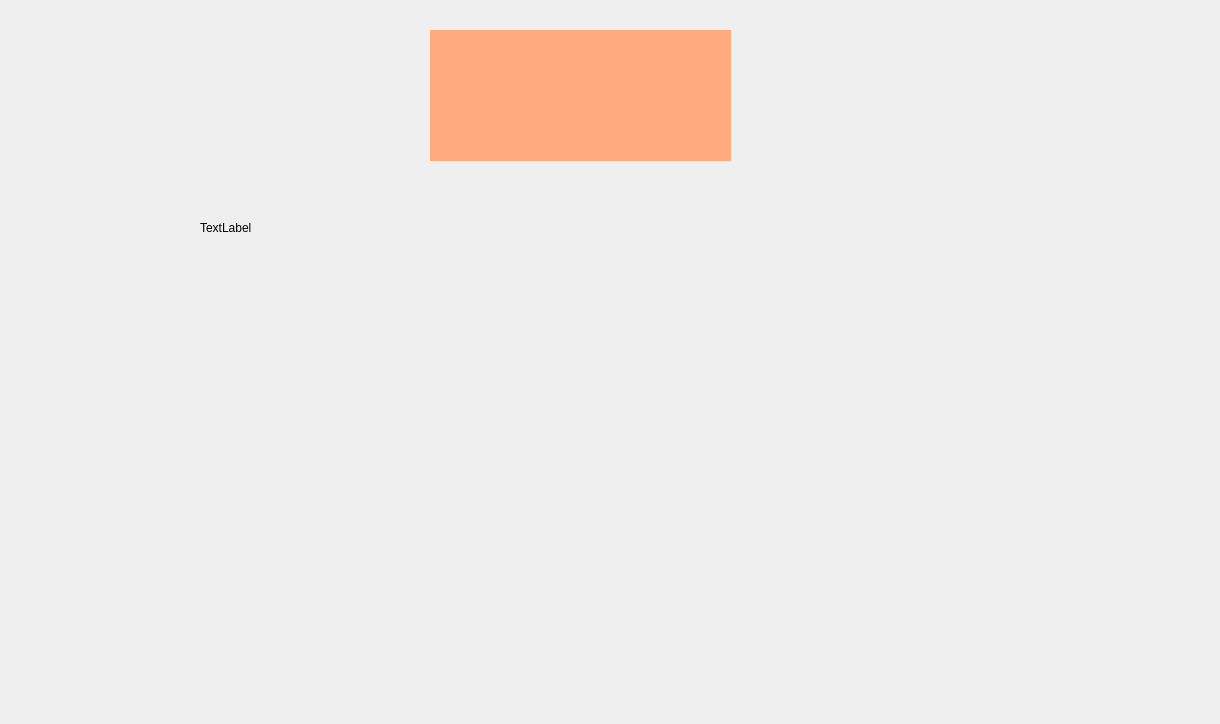
Old version of the form UI/token.ui in the repository SivagiriVisakan/the-business-game.
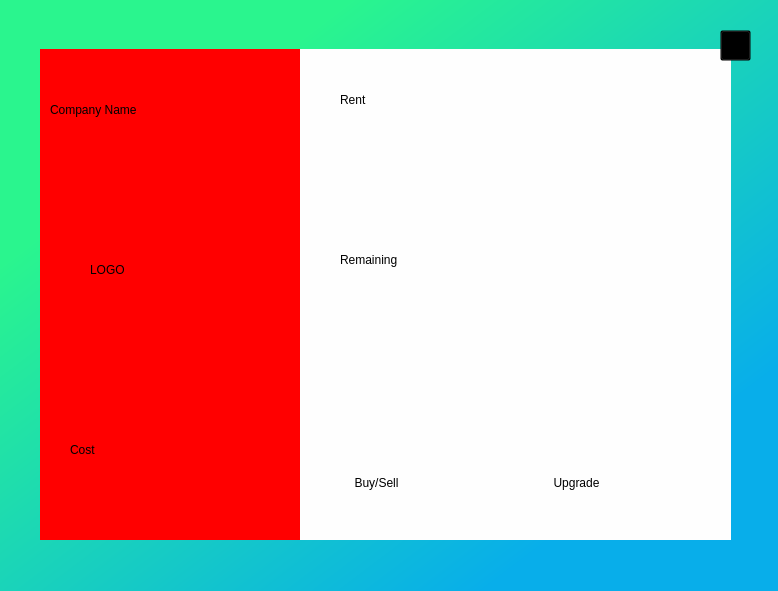
New version of the form. Icons and pictures are not drawn.

Diff of the .ui file:
```diff
--- a/UI/token.ui
+++ b/UI/token.ui
@@ -6,42 +6,183 @@
    <rect>
     <x>0</x>
     <y>0</y>
-    <width>1220</width>
-    <height>724</height>
+    <width>778</width>
+    <height>591</height>
    </rect>
   </property>
   <property name="windowTitle">
    <string>Dialog</string>
   </property>
-  <widget class="QLabel" name="Companyname">
+  <property name="styleSheet">
+   <string notr="true">
+background-color: qlineargradient(spread:pad, x1:1, y1:1, x2:0, y2:0, stop:0.189055 rgba(8, 174, 234, 255), stop:0.776119 rgba(42, 245, 142, 255));
+
+</string>
+  </property>
+  <widget class="QWidget" name="Headwidget" native="true">
    <property name="geometry">
     <rect>
-     <x>430</x>
+     <x>40</x>
+     <y>49</y>
+     <width>261</width>
+     <height>491</height>
+    </rect>
+   </property>
+   <property name="styleSheet">
+    <string notr="true">background-color: rgb(255, 0, 0);</string>
+   </property>
+   <widget class="QLabel" name="Companyname">
+    <property name="geometry">
+     <rect>
+      <x>10</x>
+      <y>10</y>
+      <width>241</width>
+      <height>101</height>
+     </rect>
+    </property>
+    <property name="styleSheet">
+     <string notr="true">font: 75 18pt &quot;MS Shell Dlg 2&quot;;</string>
+    </property>
+    <property name="text">
+     <string>Company Name</string>
+    </property>
+   </widget>
+   <widget class="QLabel" name="Companylogo">
+    <property name="geometry">
+     <rect>
+      <x>50</x>
+      <y>140</y>
+      <width>151</width>
+      <height>161</height>
+     </rect>
+    </property>
+    <property name="styleSheet">
+     <string notr="true">font: 28pt &quot;MS Shell Dlg 2&quot;;</string>
+    </property>
+    <property name="text">
+     <string>LOGO</string>
+    </property>
+   </widget>
+   <widget class="QLabel" name="Cost">
+    <property name="geometry">
+     <rect>
+      <x>30</x>
+      <y>380</y>
+      <width>181</width>
+      <height>41</height>
+     </rect>
+    </property>
+    <property name="text">
+     <string>Cost</string>
+    </property>
+   </widget>
+  </widget>
+  <widget class="QWidget" name="Tailwidget" native="true">
+   <property name="geometry">
+    <rect>
+     <x>300</x>
+     <y>49</y>
+     <width>431</width>
+     <height>491</height>
+    </rect>
+   </property>
+   <property name="styleSheet">
+    <string notr="true">background-color: rgba(254, 254, 254, 255);</string>
+   </property>
+   <widget class="QLabel" name="Rent">
+    <property name="geometry">
+     <rect>
+      <x>40</x>
+      <y>35</y>
+      <width>351</width>
+      <height>31</height>
+     </rect>
+    </property>
+    <property name="text">
+     <string>Rent</string>
+    </property>
+   </widget>
+   <widget class="QPushButton" name="BuySell">
+    <property name="geometry">
+     <rect>
+      <x>30</x>
+      <y>420</y>
+      <width>93</width>
+      <height>28</height>
+     </rect>
+    </property>
+    <property name="styleSheet">
+     <string notr="true"> QPushButton {
+     background-color: transparent;
+	border-radius:10px
+ }
+ QPushButton:pressed {
+     background-color: rgb(224, 0, 0);     
+ }
+ QPushButton:hover {
+     background-color:  rgb(0, 0, 0);
+ }</string>
+    </property>
+    <property name="text">
+     <string>Buy/Sell</string>
+    </property>
+   </widget>
+   <widget class="QPushButton" name="Upgrade">
+    <property name="geometry">
+     <rect>
+      <x>230</x>
+      <y>420</y>
+      <width>93</width>
+      <height>28</height>
+     </rect>
+    </property>
+    <property name="styleSheet">
+     <string notr="true"> QPushButton {
+     background-color: transparent;
+	border-radius:10px
+ }
+ QPushButton:pressed {
+     background-color: rgb(224, 0, 0);     
+ }
+ QPushButton:hover {
+     background-color:  rgb(0, 0, 0);
+ }</string>
+    </property>
+    <property name="text">
+     <string>Upgrade</string>
+    </property>
+   </widget>
+   <widget class="QLabel" name="Levels">
+    <property name="geometry">
+     <rect>
+      <x>40</x>
+      <y>110</y>
+      <width>341</width>
+      <height>201</height>
+     </rect>
+    </property>
+    <property name="text">
+     <string>Remaining</string>
+    </property>
+   </widget>
+  </widget>
+  <widget class="QPushButton" name="Closebutton">
+   <property name="geometry">
+    <rect>
+     <x>720</x>
      <y>30</y>
-     <width>301</width>
-     <height>131</height>
+     <width>31</width>
+     <height>31</height>
     </rect>
    </property>
    <property name="styleSheet">
-    <string notr="true">background-color: rgb(255, 170, 127);</string>
+    <string notr="true">border-image: url(:/photos/icons8-delete-64.png);
+background-color:transparent;</string>
    </property>
    <property name="text">
     <string/>
    </property>
   </widget>
-  <widget class="QLabel" name="label">
-   <property name="geometry">
-    <rect>
-     <x>200</x>
-     <y>220</y>
-     <width>55</width>
-     <height>16</height>
-    </rect>
-   </property>
-   <property name="text">
-    <string>TextLabel</string>
-   </property>
-  </widget>
  </widget>
  <resources/>
  <connections/>
```
Left out of the diff: 22 changed lines with no effect on the pictures.
